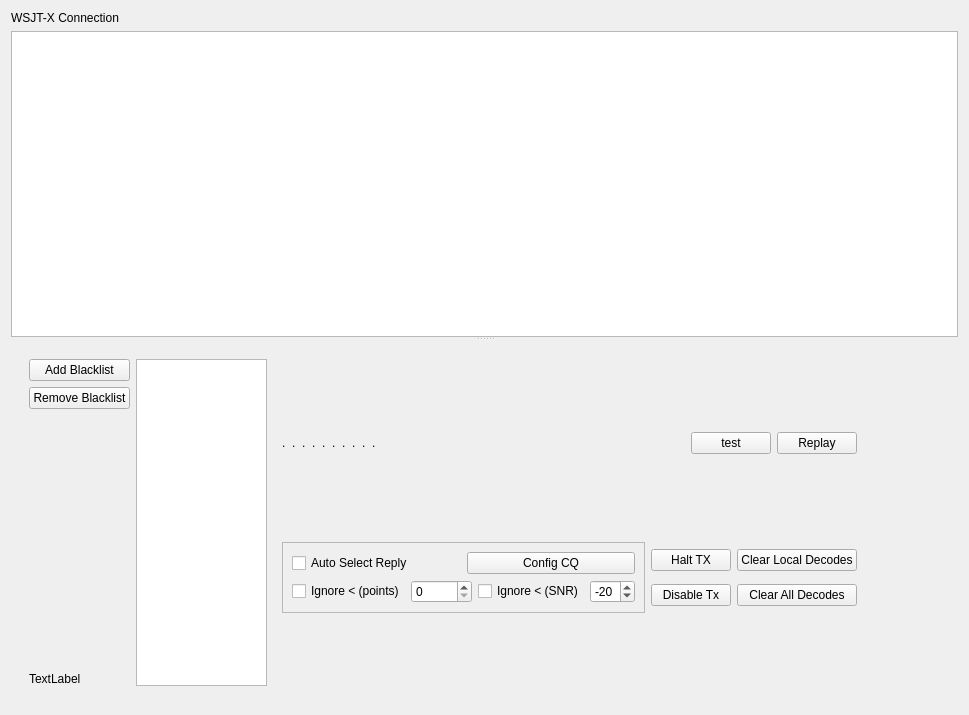
Before: the Qt Designer form mqt/MqtLogger/WsjtxFrame.ui in Rsclub22/Minos2-Mirror, drawn with Qt 5.
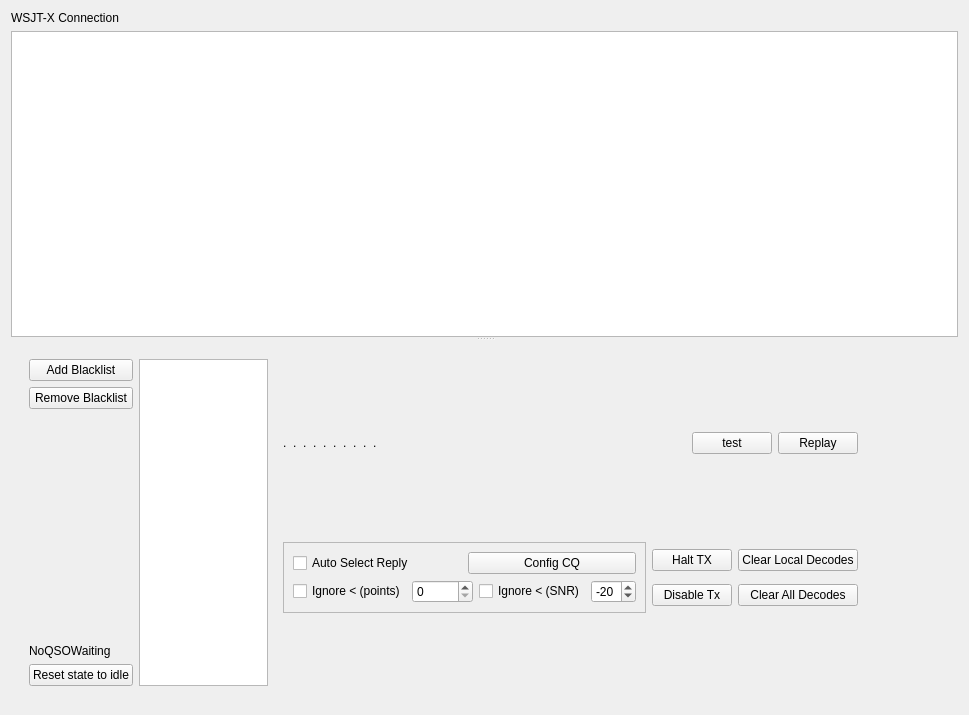
After: the same form once the commit is applied. Custom widgets are drawn as their Qt base class.

The edit to the form file:
```diff
--- a/mqt/MqtLogger/WsjtxFrame.ui
+++ b/mqt/MqtLogger/WsjtxFrame.ui
@@ -128,7 +128,14 @@
              <item>
               <widget class="QLabel" name="qsoStateLabel">
                <property name="text">
-                <string>TextLabel</string>
+                <string>NoQSOWaiting</string>
+               </property>
+              </widget>
+             </item>
+             <item>
+              <widget class="QPushButton" name="resetButton">
+               <property name="text">
+                <string>Reset state to idle</string>
                </property>
               </widget>
              </item>
```
